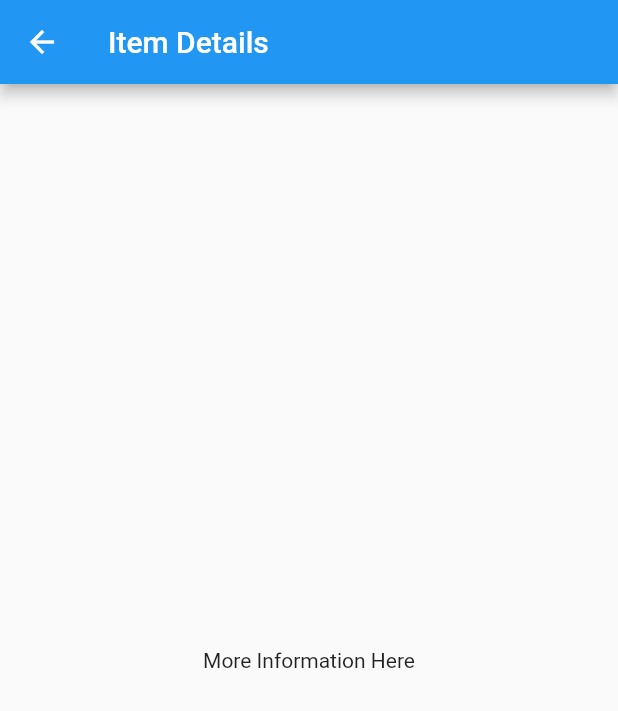
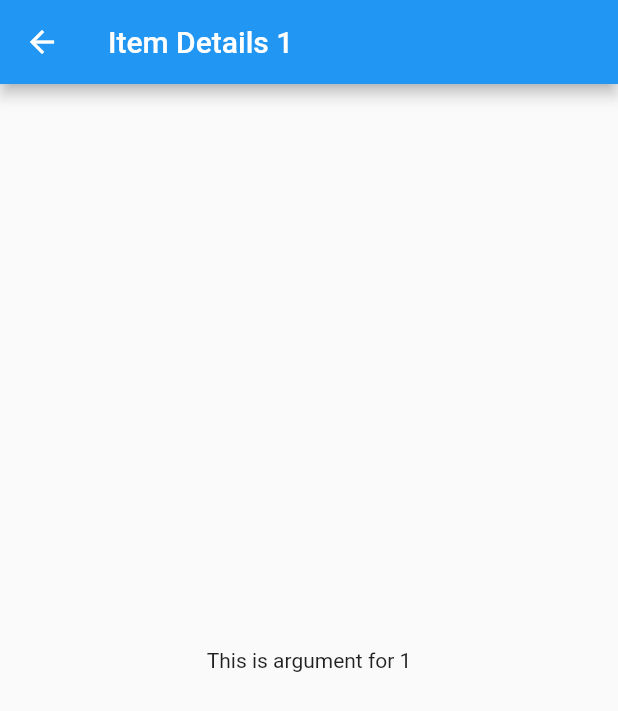
Before and after one commit to NetmicsDev/BalletHelper, a Flutter app: the screen it shows after launch, after a tap on an icon or button, on a phone screen of 412 x 824 dp. Shown: the top 711 px of the screen. Run offline on Flutter 3.47's test engine with Material 2 defaults, Android fonts, the phone set to English and light mode, and no system bars; our stand-ins replace get.

Commit message:
Apply GetX

```diff
--- a/lib/widgets/app.dart
+++ b/lib/widgets/app.dart
@@ -1,4 +1,6 @@
+import 'package:ballet_helper/widgets/settings/settings_service.dart';
 import 'package:flutter/material.dart';
+import 'package:get/get.dart';
 
 import 'sample_feature/sample_item_details_view.dart';
 import 'sample_feature/sample_item_list_view.dart';
@@ -16,48 +18,17 @@ class MyApp extends StatelessWidget {
 
   @override
   Widget build(BuildContext context) {
-    // Glue the SettingsController to the MaterialApp.
-    //
-    // The AnimatedBuilder Widget listens to the SettingsController for changes.
-    // Whenever the user updates their settings, the MaterialApp is rebuilt.
-    return AnimatedBuilder(
-      animation: settingsController,
-      builder: (BuildContext context, Widget? child) {
-        return MaterialApp(
-          // Providing a restorationScopeId allows the Navigator built by the
-          // MaterialApp to restore the navigation stack when a user leaves and
-          // returns to the app after it has been killed while running in the
-          // background.
-          restorationScopeId: 'app',
-          onGenerateTitle: (context) => "BalletHelper",
-
-          // Define a light and dark color theme. Then, read the user's
-          // preferred ThemeMode (light, dark, or system default) from the
-          // SettingsController to display the correct theme.
-          theme: ThemeData(),
-          darkTheme: ThemeData.dark(),
-          themeMode: settingsController.themeMode,
-
-          // Define a function to handle named routes in order to support
-          // Flutter web url navigation and deep linking.
-          onGenerateRoute: (RouteSettings routeSettings) {
-            return MaterialPageRoute<void>(
-              settings: routeSettings,
-              builder: (BuildContext context) {
-                switch (routeSettings.name) {
-                  case SettingsView.routeName:
-                    return SettingsView(controller: settingsController);
-                  case SampleItemDetailsView.routeName:
-                    return const SampleItemDetailsView();
-                  case SampleItemListView.routeName:
-                  default:
-                    return const SampleItemListView();
-                }
-              },
-            );
-          },
-        );
-      },
+    return GetMaterialApp(
+      theme: ThemeData.light(),
+      initialRoute: '/',
+      getPages: [
+        GetPage(name: '/', page: () => const SampleItemListView()),
+        GetPage(name: '/detail/:id', page: () => const SampleItemDetailsView()),
+        GetPage(
+            name: '/setting',
+            page: () => SettingsView(
+                controller: SettingsController(SettingsService()))),
+      ],
     );
   }
 }
--- a/lib/widgets/sample_feature/sample_item_details_view.dart
+++ b/lib/widgets/sample_feature/sample_item_details_view.dart
@@ -1,4 +1,5 @@
 import 'package:flutter/material.dart';
+import 'package:get/route_manager.dart';
 
 /// Displays detailed information about a SampleItem.
 class SampleItemDetailsView extends StatelessWidget {
@@ -10,10 +11,10 @@ class SampleItemDetailsView extends StatelessWidget {
   Widget build(BuildContext context) {
     return Scaffold(
       appBar: AppBar(
-        title: const Text('Item Details'),
+        title: Text('Item Details ${Get.parameters['id']}'),
       ),
-      body: const Center(
-        child: Text('More Information Here'),
+      body: Center(
+        child: Text(Get.arguments),
       ),
     );
   }
--- a/lib/widgets/sample_feature/sample_item_list_view.dart
+++ b/lib/widgets/sample_feature/sample_item_list_view.dart
@@ -1,4 +1,5 @@
 import 'package:flutter/material.dart';
+import 'package:get/route_manager.dart';
 
 import '../settings/settings_view.dart';
 import 'sample_item.dart';
@@ -27,7 +28,7 @@ class SampleItemListView extends StatelessWidget {
               // Navigate to the settings page. If the user leaves and returns
               // to the app after it has been killed while running in the
               // background, the navigation stack is restored.
-              Navigator.restorablePushNamed(context, SettingsView.routeName);
+              Get.toNamed('/setting');
             },
           ),
         ],
@@ -58,12 +59,9 @@ class SampleItemListView extends StatelessWidget {
                 // Navigate to the details page. If the user leaves and returns to
                 // the app after it has been killed while running in the
                 // background, the navigation stack is restored.
-              Navigator.restorablePushNamed(
-                context,
-                SampleItemDetailsView.routeName,
-              );
-            }
-          );
+                Get.toNamed('/detail/${item.id}',
+                    arguments: "This is argument for ${item.id}");
+              });
         },
       ),
     );
--- a/lib/widgets/settings/settings_controller.dart
+++ b/lib/widgets/settings/settings_controller.dart
@@ -1,5 +1,8 @@
+import 'dart:developer';
+
 import 'package:flutter/cupertino.dart';
 import 'package:flutter/material.dart';
+import 'package:get/get.dart';
 
 import 'settings_service.dart';
 
@@ -8,7 +11,7 @@ import 'settings_service.dart';
 ///
 /// Controllers glue Data Services to Flutter Widgets. The SettingsController
 /// uses the SettingsService to store and retrieve user settings.
-class SettingsController with ChangeNotifier {
+class SettingsController extends GetxController {
   SettingsController(this._settingsService);
 
   // Make SettingsService a private variable so it is not used directly.
@@ -16,7 +19,7 @@ class SettingsController with ChangeNotifier {
 
   // Make ThemeMode a private variable so it is not updated directly without
   // also persisting the changes with the SettingsService.
-  late ThemeMode _themeMode;
+  ThemeMode _themeMode = ThemeMode.system;
 
   // Allow Widgets to read the user's preferred ThemeMode.
   ThemeMode get themeMode => _themeMode;
@@ -26,9 +29,6 @@ class SettingsController with ChangeNotifier {
   /// settings from the service.
   Future<void> loadSettings() async {
     _themeMode = await _settingsService.themeMode();
-
-    // Important! Inform listeners a change has occurred.
-    notifyListeners();
   }
 
   /// Update and persist the ThemeMode based on the user's selection.
@@ -40,9 +40,10 @@ class SettingsController with ChangeNotifier {
 
     // Otherwise, store the new theme mode in memory
     _themeMode = newThemeMode;
+    print(_themeMode.toString());
 
     // Important! Inform listeners a change has occurred.
-    notifyListeners();
+    Get.changeThemeMode(newThemeMode);
 
     // Persist the changes to a local database or the internet using the
     // SettingService.
--- a/lib/widgets/settings/settings_view.dart
+++ b/lib/widgets/settings/settings_view.dart
@@ -1,4 +1,6 @@
 import 'package:flutter/material.dart';
+import 'package:get/get_rx/src/rx_types/rx_types.dart';
+import 'package:get/get_state_manager/get_state_manager.dart';
 
 import 'settings_controller.dart';
 
@@ -7,11 +9,13 @@ import 'settings_controller.dart';
 /// When a user changes a setting, the SettingsController is updated and
 /// Widgets that listen to the SettingsController are rebuilt.
 class SettingsView extends StatelessWidget {
-  const SettingsView({Key? key, required this.controller}) : super(key: key);
+  SettingsView({Key? key, required this.controller}) : super(key: key);
 
   static const routeName = '/settings';
 
   final SettingsController controller;
+
+  final Rx<ThemeMode> currentTheme = ThemeMode.system.obs;
 
   @override
   Widget build(BuildContext context) {
@@ -25,11 +29,12 @@ class SettingsView extends StatelessWidget {
         //
         // When a user selects a theme from the dropdown list, the
         // SettingsController is updated, which rebuilds the MaterialApp.
-        child: DropdownButton<ThemeMode>(
+        child: Obx(
+          () => DropdownButton<ThemeMode>(
             // Read the selected themeMode from the controller
-          value: controller.themeMode,
+            value: currentTheme.value,
             // Call the updateThemeMode method any time the user selects a theme.
-          onChanged: controller.updateThemeMode,
+            onChanged: (newThemeMode) => currentTheme.value = newThemeMode!,
             items: const [
               DropdownMenuItem(
                 value: ThemeMode.system,
@@ -46,6 +51,7 @@ class SettingsView extends StatelessWidget {
             ],
           ),
         ),
+      ),
     );
   }
 }
--- a/pubspec.yaml
+++ b/pubspec.yaml
@@ -12,6 +12,7 @@ environment:
 dependencies:
   flutter:
     sdk: flutter
+  get: ^4.3.8
 
 dev_dependencies:
   flutter_test:
```
Also changed, not shown: pubspec.lock. Lines whose indentation alone changed are shown as unchanged.
